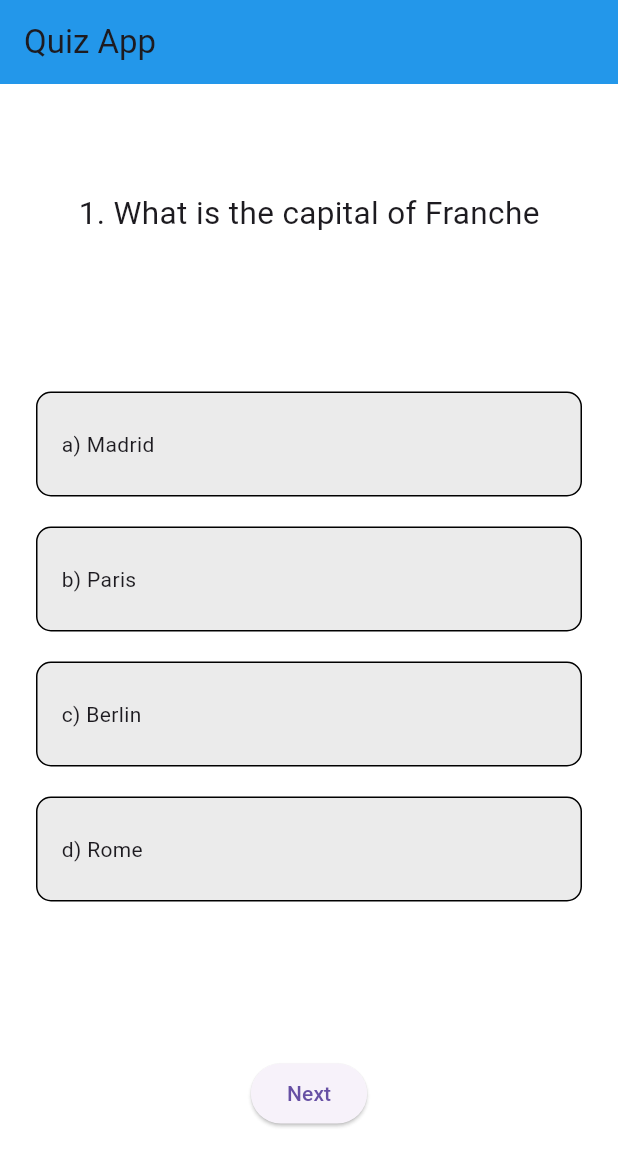
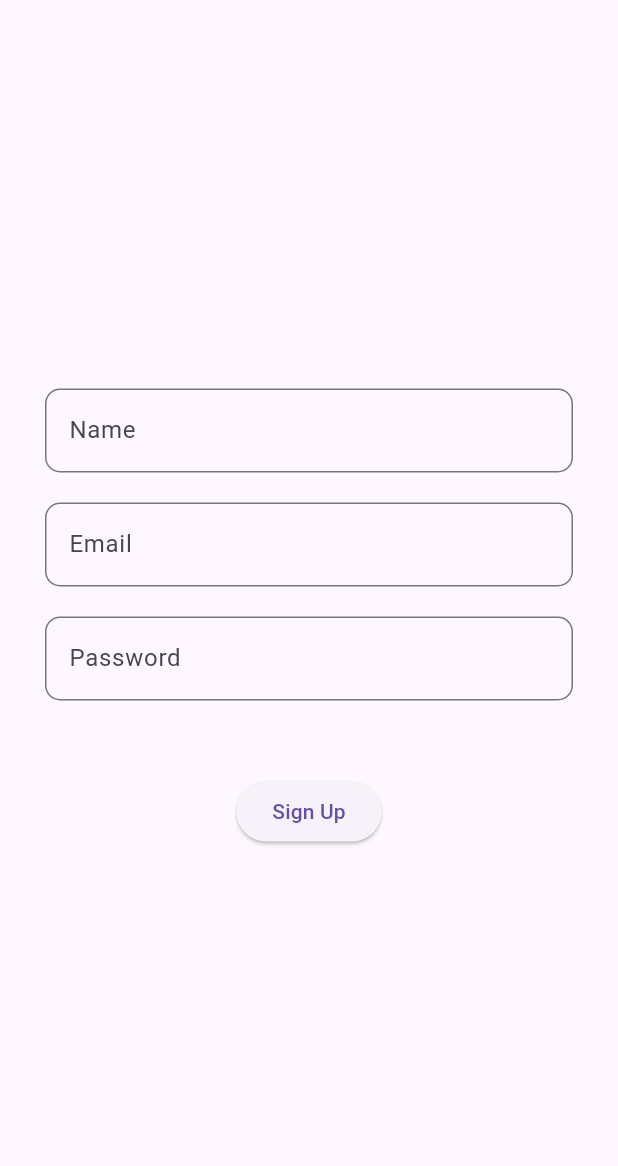
Before and after one commit to HasanShukurof/QuizAppACCA, a Flutter app: the screen it shows after launch, on a phone screen of 412 x 824 dp. Shown: the top 1166 px of the screen. Run offline on Flutter 3.47's test engine with Material 3 defaults, Android fonts, the phone set to English and light mode, and no system bars; our stand-ins replace cloud_firestore, firebase_auth, firebase_core; accounts and stored records are empty.

Commit message:
second commit

```diff
--- /dev/null
+++ b/lib/Methods.dart
@@ -0,0 +1,26 @@
+import 'package:cloud_firestore/cloud_firestore.dart';
+import 'package:firebase_auth/firebase_auth.dart';
+
+Future<User?> createAccount(String name, email, password) async {
+  FirebaseAuth _auth = FirebaseAuth.instance;
+  FirebaseFirestore _firestore = FirebaseFirestore.instance;
+
+  try {
+    UserCredential userCredential = await _auth.createUserWithEmailAndPassword(
+        email: email, password: password);
+
+    userCredential.user!.updateDisplayName(name);
+
+    await _firestore.collection("Users").doc(_auth.currentUser!.uid).set({
+      "name": name,
+      "email": email,
+      "status": "Unavalible",
+      "uid": _auth.currentUser!.uid,
+    });
+
+    return userCredential.user!;
+  } catch (e) {
+    print(e);
+    return null;
+  }
+}
--- a/lib/main.dart
+++ b/lib/main.dart
@@ -1,7 +1,10 @@
+import 'package:firebase_auth/firebase_auth.dart';
 import 'package:firebase_core/firebase_core.dart';
 import 'package:flutter/material.dart';
 import 'package:quiz_app_1/firebase_options.dart';
 import 'package:quiz_app_1/screens/quiz_screen.dart';
+import 'package:quiz_app_1/screens/sign_up_screen.dart';
+import 'package:quiz_app_1/widgets/bottom_nav_bar.dart';
 
 void main() async {
   WidgetsFlutterBinding.ensureInitialized();
@@ -18,12 +21,14 @@ class QuizApp extends StatefulWidget {
   State<QuizApp> createState() => _QuizAppState();
 }
 
+FirebaseAuth _auth = FirebaseAuth.instance;
+
 class _QuizAppState extends State<QuizApp> {
   @override
   Widget build(BuildContext context) {
-    return const MaterialApp(
+    return MaterialApp(
       debugShowCheckedModeBanner: false,
-      home: QuizScreen(),
+      home: _auth.currentUser != null ? const MyWidget() : const SignUpScreen(),
     );
   }
 }
--- a/lib/screens/quiz_screen.dart
+++ b/lib/screens/quiz_screen.dart
@@ -1,7 +1,10 @@
+import 'package:cloud_firestore/cloud_firestore.dart';
+import 'package:firebase_auth/firebase_auth.dart';
 import 'package:flutter/material.dart';
 import 'package:quiz_app_1/model/question_model.dart';
 import 'package:quiz_app_1/questions/question_base_one.dart';
 import 'package:quiz_app_1/screens/result_screen.dart';
+import 'package:quiz_app_1/screens/sign_up_screen.dart';
 import 'package:quiz_app_1/widgets/answer_card.dart';
 
 class QuizScreen extends StatefulWidget {
@@ -11,6 +14,7 @@ class QuizScreen extends StatefulWidget {
   State<QuizScreen> createState() => _QuizScreenState();
 }
 
+FirebaseAuth _auth = FirebaseAuth.instance;
 int? selectedAnswerIndex;
 int questionIndex = 0;
 
@@ -43,10 +47,24 @@ class _QuizScreenState extends State<QuizScreen> {
     return Scaffold(
       backgroundColor: const Color.fromARGB(214, 255, 255, 255),
       appBar: AppBar(
-        backgroundColor: const Color.fromARGB(255, 35, 151, 234),
-        title: const Text(
-          "Quiz App",
-        ),
+        backgroundColor: Colors.green,
+        centerTitle: true,
+        title: const Text('Questions'),
+        actions: [
+          IconButton(
+            icon: const Icon(Icons.exit_to_app),
+            onPressed: () {
+              // Diğer işlemler için kodlar
+              _auth.signOut();
+              Navigator.pushReplacement(
+                context,
+                MaterialPageRoute(
+                  builder: (context) => const SignUpScreen(),
+                ),
+              );
+            },
+          ),
+        ],
       ),
       body: Padding(
         padding: const EdgeInsets.all(24),
--- /dev/null
+++ b/lib/screens/sign_up_screen.dart
@@ -0,0 +1,121 @@
+import 'package:flutter/material.dart';
+import 'package:quiz_app_1/Methods.dart';
+import 'package:quiz_app_1/screens/quiz_screen.dart';
+
+class SignUpScreen extends StatefulWidget {
+  const SignUpScreen({super.key});
+
+  @override
+  State<SignUpScreen> createState() => _SignUpState();
+}
+
+TextEditingController emailController = TextEditingController();
+TextEditingController passwordController = TextEditingController();
+TextEditingController nameController = TextEditingController();
+
+class _SignUpState extends State<SignUpScreen> {
+  bool _isLoading = false; // For loading state
+
+  @override
+  Widget build(BuildContext context) {
+    return Scaffold(
+      body: Center(
+        child: Padding(
+          padding: const EdgeInsets.all(30),
+          child: Column(
+            mainAxisAlignment: MainAxisAlignment.center,
+            children: [
+              TextField(
+                controller: nameController,
+                decoration: const InputDecoration(
+                  labelText: "Name",
+                  border: OutlineInputBorder(
+                    borderRadius: BorderRadius.all(
+                      Radius.circular(10),
+                    ),
+                  ),
+                ),
+              ),
+              const SizedBox(
+                height: 20,
+              ),
+              TextField(
+                controller: emailController,
+                decoration: const InputDecoration(
+                  labelText: "Email",
+                  border: OutlineInputBorder(
+                    borderRadius: BorderRadius.all(
+                      Radius.circular(10),
+                    ),
+                  ),
+                ),
+              ),
+              const SizedBox(
+                height: 20,
+              ),
+              TextField(
+                controller: passwordController,
+                decoration: const InputDecoration(
+                  labelText: "Password",
+                  border: OutlineInputBorder(
+                    borderRadius: BorderRadius.all(
+                      Radius.circular(10),
+                    ),
+                  ),
+                ),
+              ),
+              const SizedBox(
+                height: 50,
+              ),
+              _isLoading
+                  ? const CircularProgressIndicator()
+                  : ElevatedButton(
+                      onPressed: () async {
+                        setState(() {
+                          _isLoading = true;
+                        });
+
+                        try {
+                          final user = await createAccount(
+                            nameController.text,
+                            emailController.text,
+                            passwordController.text,
+                          );
+
+                          if (user != null) {
+                            Navigator.pushReplacement(
+                              context,
+                              MaterialPageRoute(
+                                builder: (context) => const QuizScreen(),
+                              ),
+                            );
+                          } else {
+                            // Show error message if user is null
+                            ScaffoldMessenger.of(context).showSnackBar(
+                              const SnackBar(
+                                content: Text('Failed to create account'),
+                              ),
+                            );
+                          }
+                        } catch (e) {
+                          // Handle any errors
+                          ScaffoldMessenger.of(context).showSnackBar(
+                            SnackBar(
+                              content: Text('Error: $e'),
+                            ),
+                          );
+                        } finally {
+                          setState(() {
+                            _isLoading = false;
+                          });
+                        }
+                      },
+                      child: const Text("Sign Up"),
+                    ),
+            ],
+          ),
+        ),
+      ),
+    );
+  }
+}
```
Also changed, not shown: lib/screens/chat_screen.dart (added, +175 -0 lines), lib/screens/message_screen.dart (added, +84 -0 lines), lib/screens/result_screen.dart (+18 -0 lines), lib/screens/users_screen.dart (added, +72 -0 lines), lib/widgets/bottom_nav_bar.dart (added, +41 -0 lines).
